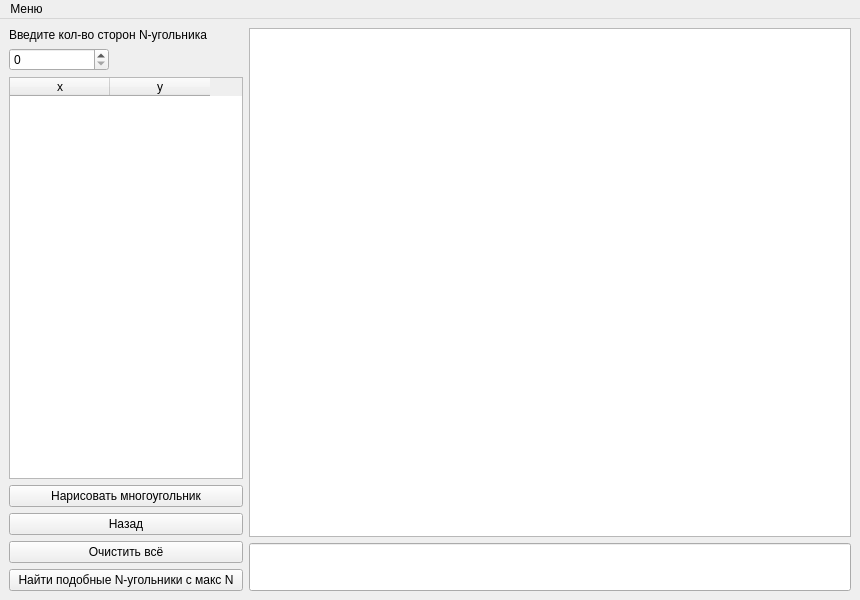
Qt form lab1/untitled/mainwindow.ui (obrevskaya/computer_graphics) before a commit.
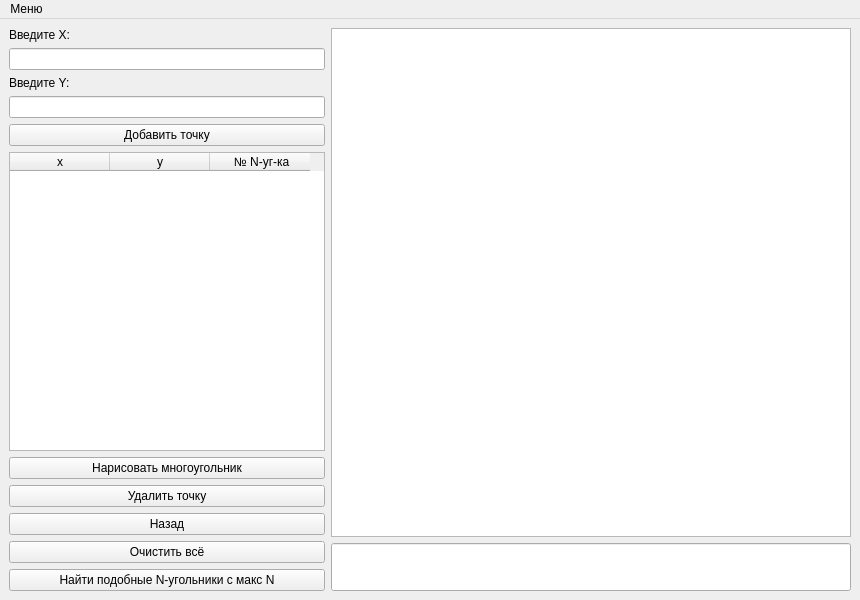
The same form after that commit.

What changed in the file:
```diff
--- a/lab1/untitled/mainwindow.ui
+++ b/lab1/untitled/mainwindow.ui
@@ -27,30 +27,66 @@
        <widget class="QLabel" name="label_2">
         <property name="maximumSize">
          <size>
-          <width>234</width>
+          <width>350</width>
           <height>16777215</height>
          </size>
         </property>
         <property name="text">
-         <string>Введите кол-во сторон N-угольника</string>
+         <string>Введите X:</string>
         </property>
        </widget>
       </item>
       <item>
-       <widget class="QSpinBox" name="spinBox">
+       <widget class="QLineEdit" name="lineX">
         <property name="maximumSize">
          <size>
-          <width>100</width>
+          <width>350</width>
           <height>16777215</height>
          </size>
         </property>
        </widget>
       </item>
+      <item>
+       <widget class="QLabel" name="label_3">
+        <property name="maximumSize">
+         <size>
+          <width>350</width>
+          <height>16777215</height>
+         </size>
+        </property>
+        <property name="text">
+         <string>Введите Y:</string>
+        </property>
+       </widget>
+      </item>
+      <item>
+       <widget class="QLineEdit" name="lineY">
+        <property name="maximumSize">
+         <size>
+          <width>350</width>
+          <height>16777215</height>
+         </size>
+        </property>
+       </widget>
+      </item>
+      <item>
+       <widget class="QPushButton" name="addButton">
+        <property name="maximumSize">
+         <size>
+          <width>350</width>
+          <height>16777215</height>
+         </size>
+        </property>
+        <property name="text">
+         <string>Добавить точку</string>
+        </property>
+       </widget>
+      </item>
       <item>
        <widget class="QTableWidget" name="table">
         <property name="maximumSize">
          <size>
-          <width>234</width>
+          <width>350</width>
           <height>16777215</height>
          </size>
         </property>
@@ -67,13 +103,18 @@
           <string>y</string>
          </property>
         </column>
+        <column>
+         <property name="text">
+          <string> № N-уг-ка</string>
+         </property>
+        </column>
        </widget>
       </item>
       <item>
        <widget class="QPushButton" name="drawbutton">
         <property name="maximumSize">
          <size>
-          <width>234</width>
+          <width>350</width>
           <height>16777215</height>
          </size>
         </property>
@@ -82,8 +123,27 @@
         </property>
        </widget>
       </item>
+      <item>
+       <widget class="QPushButton" name="deletebutton">
+        <property name="maximumSize">
+         <size>
+          <width>350</width>
+          <height>16777215</height>
+         </size>
+        </property>
+        <property name="text">
+         <string>Удалить точку</string>
+        </property>
+       </widget>
+      </item>
       <item>
        <widget class="QPushButton" name="backbutton">
+        <property name="maximumSize">
+         <size>
+          <width>350</width>
+          <height>16777215</height>
+         </size>
+        </property>
         <property name="text">
          <string>Назад</string>
         </property>
@@ -91,6 +151,12 @@
       </item>
       <item>
        <widget class="QPushButton" name="cleanbutton">
+        <property name="maximumSize">
+         <size>
+          <width>350</width>
+          <height>16777215</height>
+         </size>
+        </property>
         <property name="text">
          <string>Очистить всё</string>
         </property>
@@ -98,6 +164,12 @@
       </item>
       <item>
        <widget class="QPushButton" name="findbutton">
+        <property name="maximumSize">
+         <size>
+          <width>350</width>
+          <height>16777215</height>
+         </size>
+        </property>
         <property name="text">
          <string>Найти подобные N-угольники с макс N</string>
         </property>
@@ -121,7 +193,7 @@
        <widget class="QLineEdit" name="lineEdit">
         <property name="minimumSize">
          <size>
-          <width>598</width>
+          <width>520</width>
           <height>48</height>
          </size>
         </property>
```
Left out of the diff: 2 changed lines with no effect on the pictures.
